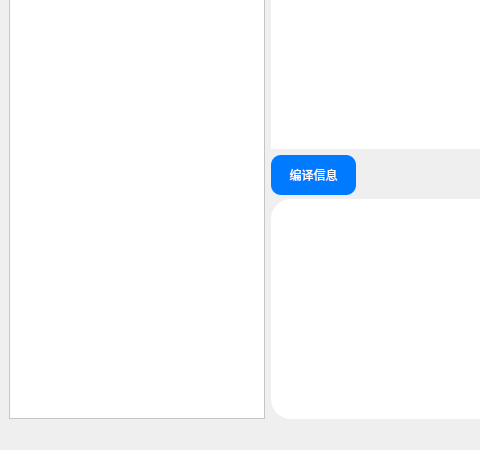
Old version of the form CEditor/mainwindow.ui in the repository XiaoZheng2003/BIT-QT-IDE; both pictures show x 0 to 480 and y 323 to 773 of the 1113 by 773 pixel window.
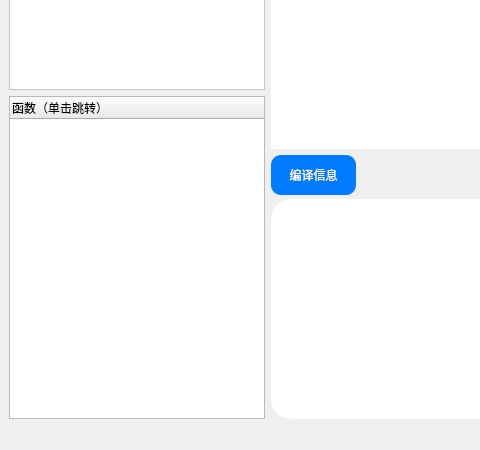
New version of the form. Icons and pictures are not drawn.

```diff
--- a/CEditor/mainwindow.ui
+++ b/CEditor/mainwindow.ui
@@ -63,6 +63,15 @@
         </column>
        </widget>
       </item>
+      <item>
+       <widget class="QTreeWidget" name="functionTreeWidget">
+        <column>
+         <property name="text">
+          <string>函数（单击跳转）</string>
+         </property>
+        </column>
+       </widget>
+      </item>
      </layout>
     </item>
     <item>
```
Left out of the diff: 4 changed lines with no effect on the pictures.
